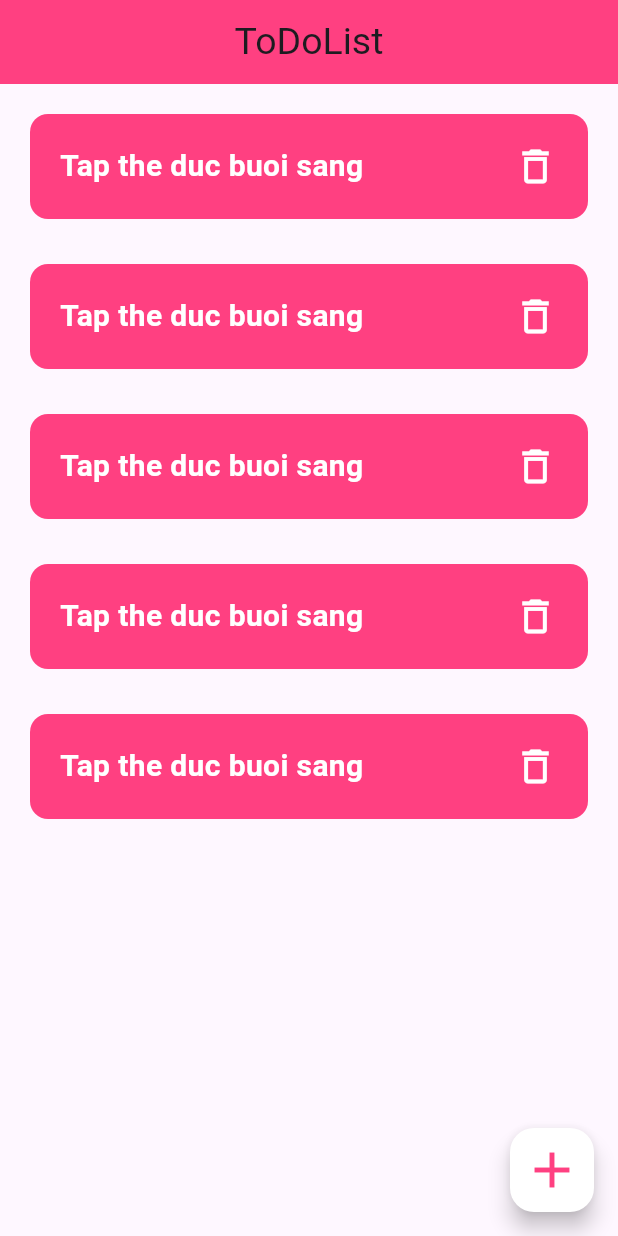
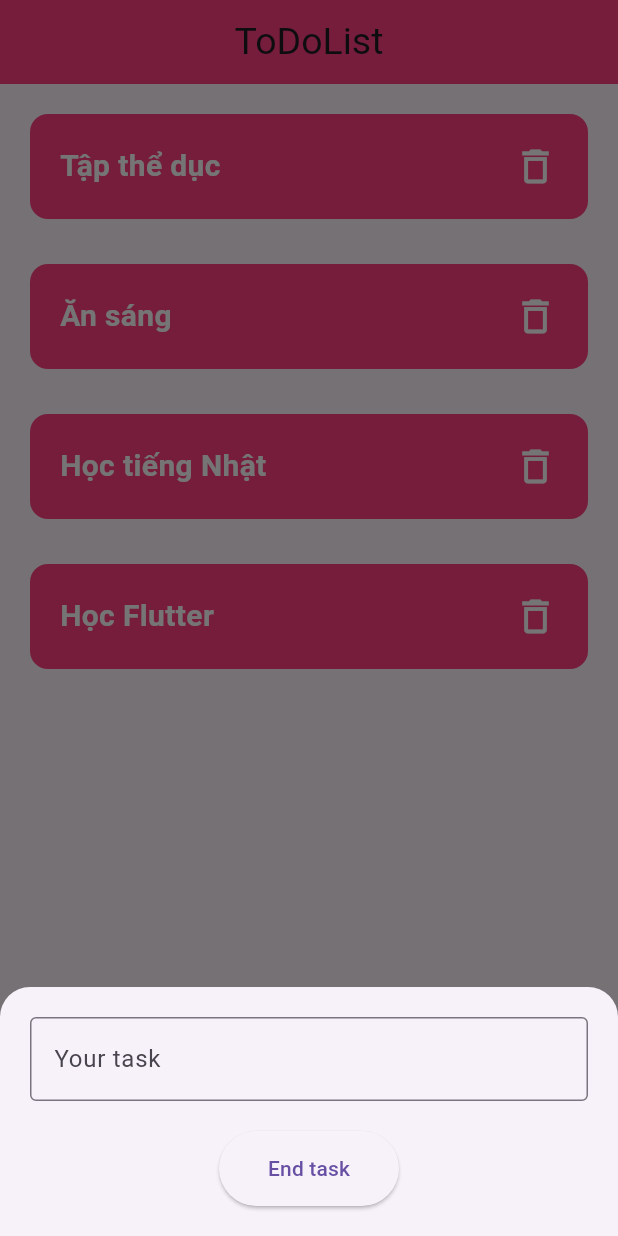
Before and after one commit to volequyen/TodoListApp, a Flutter app: the screen it shows after launch, after a tap on the "add" icon, on a phone screen of 412 x 824 dp. Run offline on Flutter 3.47's test engine with Material 3 defaults, Android fonts, the phone set to English and light mode, and no system bars.

Commit message:
show data

```diff
--- /dev/null
+++ b/todolist_app/lib/Modal/item.dart
@@ -0,0 +1,7 @@
+class DataItem{
+  final String id;
+  final String name;
+  DataItem({
+    required this.id,
+    required this.name});
+}
--- a/todolist_app/lib/Widget/cardBody.dart
+++ b/todolist_app/lib/Widget/cardBody.dart
@@ -1,7 +1,11 @@
 import 'package:flutter/material.dart';
 
 class CardBody extends StatelessWidget {
-  const CardBody({Key? key}) : super(key: key);
+   CardBody({
+    Key? key,
+    required this.item,
+  }) : super(key: key);
+  var item;
 
   @override
   Widget build(BuildContext context) {
@@ -13,13 +17,13 @@ class CardBody extends StatelessWidget {
         color: Colors.pinkAccent,
         borderRadius: BorderRadius.circular(12),
       ),
-      child: const Padding(
+      child: Padding(
         padding: EdgeInsets.symmetric(horizontal: 20),
         child: Row(
           mainAxisAlignment: MainAxisAlignment.spaceBetween,
           children: [
             Text(
-              'Tap the duc buoi sang',
+              item.name,
               style: TextStyle(
                 fontSize: 20,
                 color: Colors.white,
--- /dev/null
+++ b/todolist_app/lib/Widget/modalButton.dart
@@ -0,0 +1,38 @@
+import 'package:flutter/material.dart';
+
+class modalButton extends StatelessWidget {
+  const modalButton({
+    super.key,
+  });
+
+  @override
+  Widget build(BuildContext context) {
+    return Padding(
+      padding: MediaQuery.of(context).viewInsets,
+      child: SingleChildScrollView(
+        padding: const EdgeInsets.symmetric(vertical: 20, horizontal: 20),
+        child: Column(
+          children: [
+            const TextField(
+              decoration: InputDecoration(
+                labelText: 'Your task',
+                border: OutlineInputBorder(),
+
+              ),
+            ),
+            SizedBox(
+              height: 20,
+            ),
+            SizedBox(
+              width: 120,
+              height: 50,
+              child: ElevatedButton(
+                onPressed: (){},
+                child: Text('End task')),
+            ),
+          ],
+        ),
+      ),
+    );
+  }
+}
--- a/todolist_app/lib/main.dart
+++ b/todolist_app/lib/main.dart
@@ -1,24 +1,35 @@
 import 'package:flutter/material.dart';
+import 'package:todolist_app/Modal/item.dart';
 import 'package:todolist_app/Widget/cardBody.dart';
+import 'package:todolist_app/Widget/modalButton.dart';
 
 void main() {
-  runApp(const MyApp());
+  runApp(MyApp());
 }
 
 class MyApp extends StatelessWidget {
-  const MyApp({Key? key}) : super(key: key);
+   MyApp({Key? key}) : super(key: key);
+
+  final List<DataItem> items =  [
+    DataItem(id: '1', name:'Tập thể dục'),
+    DataItem(id: '2', name:'Ăn sáng'),
+    DataItem(id: '3', name:'Học tiếng Nhật'),
+    DataItem(id: '4', name:'Học Flutter'),
+  ];
 
   @override
   Widget build(BuildContext context) {
-    return const MaterialApp(
+    return MaterialApp(
       debugShowCheckedModeBanner: false,
-      home: HomeScreen(),
+      home: HomeScreen(items: items),
     );
   }
 }
 
 class HomeScreen extends StatelessWidget {
-  const HomeScreen({Key? key}) : super(key: key);
+  final List<DataItem> items;
+  HomeScreen({Key? key,required this.items}) : super(key: key);
+
 
   @override
   Widget build(BuildContext context) {
@@ -35,17 +46,20 @@ class HomeScreen extends StatelessWidget {
      body: SingleChildScrollView(
       padding: EdgeInsets.symmetric(vertical: 20, horizontal: 20),
       child: Column(
-        children: [
-          CardBody(),
-          CardBody(),
-          CardBody(),
-          CardBody(),
-          CardBody(),
-        ],
+        children: items.map((item) => CardBody(item: item)).toList(),
       ),
      ),
      floatingActionButton: FloatingActionButton(
-      onPressed: (){},
+      onPressed: (){
+        showModalBottomSheet(
+          shape: RoundedRectangleBorder(borderRadius: BorderRadius.vertical(top: Radius.circular(20))),
+          isScrollControlled: true,
+          context: context,
+          builder: (BuildContext context){
+          return modalButton();
+
+        });
+      },
       child: Icon(Icons.add, size: 40, color: Colors.pinkAccent),
       backgroundColor: Colors.white,
       ),
```
Also changed, not shown: 1 other file.
